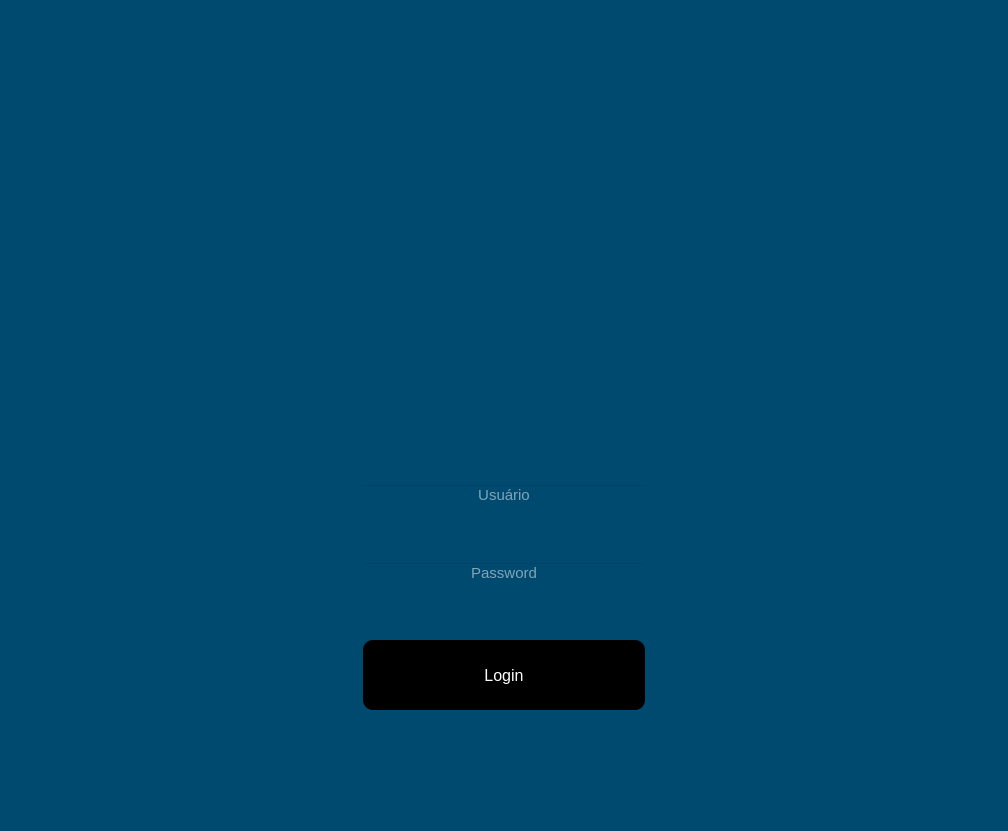
rafalemke/projetos-python, file projeto_01/login.ui: the form before one commit.
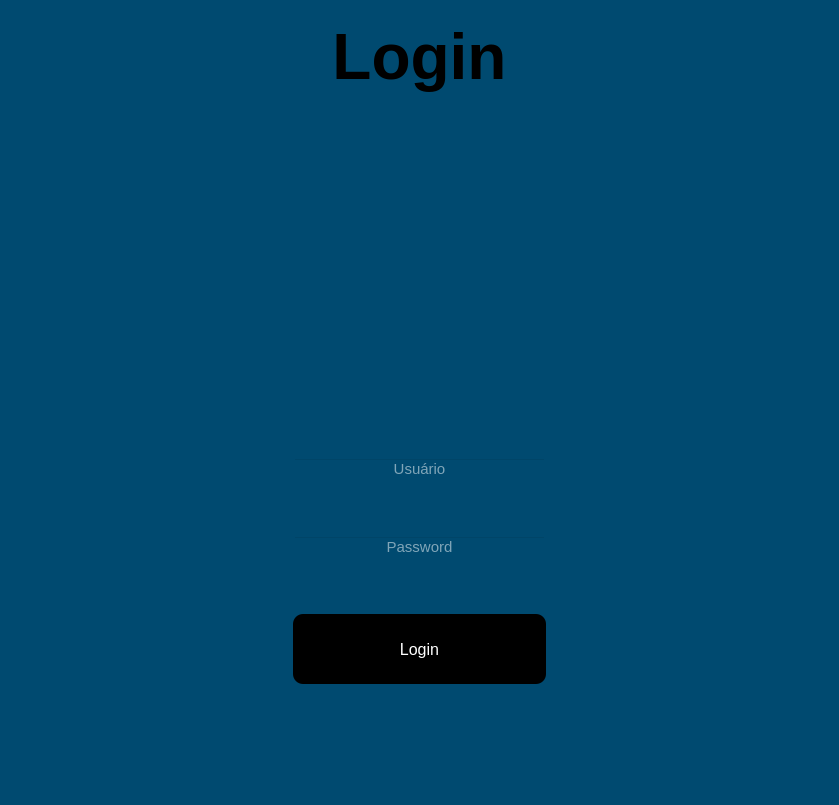
The form after the commit. Icons and pictures are not drawn.

Patch:
```diff
--- a/projeto_01/login.ui
+++ b/projeto_01/login.ui
@@ -6,19 +6,64 @@
    <rect>
     <x>0</x>
     <y>0</y>
-    <width>1008</width>
-    <height>831</height>
+    <width>839</width>
+    <height>805</height>
    </rect>
   </property>
+  <property name="sizePolicy">
+   <sizepolicy hsizetype="Preferred" vsizetype="Preferred">
+    <horstretch>0</horstretch>
+    <verstretch>0</verstretch>
+   </sizepolicy>
+  </property>
+  <property name="minimumSize">
+   <size>
+    <width>700</width>
+    <height>0</height>
+   </size>
+  </property>
   <property name="windowTitle">
    <string>Form</string>
   </property>
   <property name="styleSheet">
    <string notr="true">background-color: rgb(0, 74, 112);</string>
   </property>
-  <layout class="QHBoxLayout" name="horizontalLayout_2">
+  <layout class="QVBoxLayout" name="verticalLayout_2">
+   <item>
+    <layout class="QHBoxLayout" name="horizontalLayout">
+     <item>
+      <spacer name="horizontalSpacer_2">
+       <property name="orientation">
+        <enum>Qt::Horizontal</enum>
+       </property>
+       <property name="sizeHint" stdset="0">
+        <size>
+         <width>258</width>
+         <height>68</height>
+        </size>
+       </property>
+      </spacer>
+     </item>
    <item>
     <widget class="QFrame" name="frame">
+       <property name="sizePolicy">
+        <sizepolicy hsizetype="Preferred" vsizetype="Preferred">
+         <horstretch>0</horstretch>
+         <verstretch>0</verstretch>
+        </sizepolicy>
+       </property>
+       <property name="minimumSize">
+        <size>
+         <width>0</width>
+         <height>765</height>
+        </size>
+       </property>
+       <property name="maximumSize">
+        <size>
+         <width>302</width>
+         <height>900</height>
+        </size>
+       </property>
      <property name="font">
       <font>
        <pointsize>11</pointsize>
@@ -35,15 +80,36 @@
      <property name="frameShadow">
       <enum>QFrame::Raised</enum>
      </property>
-     <layout class="QVBoxLayout" name="verticalLayout_3">
-      <item>
        <layout class="QVBoxLayout" name="verticalLayout">
         <item>
-         <layout class="QHBoxLayout" name="horizontalLayout">
+         <spacer name="verticalSpacer_2">
+          <property name="orientation">
+           <enum>Qt::Vertical</enum>
+          </property>
+          <property name="sizeHint" stdset="0">
+           <size>
+            <width>20</width>
+            <height>40</height>
+           </size>
+          </property>
+         </spacer>
+        </item>
           <item>
-           <widget class="QLabel" name="label_3">
+         <widget class="QLabel" name="label_4">
+          <property name="sizePolicy">
+           <sizepolicy hsizetype="Preferred" vsizetype="Preferred">
+            <horstretch>0</horstretch>
+            <verstretch>0</verstretch>
+           </sizepolicy>
+          </property>
+          <property name="styleSheet">
+           <string notr="true"/>
+          </property>
             <property name="text">
-             <string/>
+           <string>&lt;html&gt;&lt;head/&gt;&lt;body&gt;&lt;p align=&quot;center&quot;&gt;&lt;span style=&quot; font-size:48pt; font-weight:600;&quot;&gt;Login&lt;/span&gt;&lt;/p&gt;&lt;/body&gt;&lt;/html&gt;</string>
+          </property>
+          <property name="alignment">
+           <set>Qt::AlignCenter</set>
             </property>
            </widget>
           </item>
@@ -57,13 +123,13 @@
             </property>
             <property name="minimumSize">
              <size>
-              <width>250</width>
+            <width>50</width>
               <height>300</height>
              </size>
             </property>
             <property name="maximumSize">
              <size>
-              <width>320</width>
+            <width>322</width>
               <height>200</height>
              </size>
             </property>
@@ -83,8 +149,7 @@
              <bool>true</bool>
             </property>
             <property name="styleSheet">
-             <string notr="true">padding-right:20px;
-padding-top:50px</string>
+           <string notr="true">padding-right:22px</string>
             </property>
             <property name="text">
              <string/>
@@ -95,25 +160,53 @@
             <property name="scaledContents">
              <bool>true</bool>
             </property>
+          <property name="alignment">
+           <set>Qt::AlignCenter</set>
+          </property>
             <property name="margin">
-             <number>-21</number>
+           <number>-14</number>
             </property>
             <property name="indent">
-             <number>0</number>
+           <number>5</number>
             </property>
            </widget>
           </item>
           <item>
-           <widget class="QLabel" name="label_2">
-            <property name="text">
-             <string/>
-            </property>
-           </widget>
-          </item>
-         </layout>
+         <spacer name="verticalSpacer">
+          <property name="orientation">
+           <enum>Qt::Vertical</enum>
+          </property>
+          <property name="sizeType">
+           <enum>QSizePolicy::Fixed</enum>
+          </property>
+          <property name="sizeHint" stdset="0">
+           <size>
+            <width>20</width>
+            <height>150</height>
+           </size>
+          </property>
+         </spacer>
         </item>
         <item>
          <widget class="QLineEdit" name="txt_user">
+          <property name="sizePolicy">
+           <sizepolicy hsizetype="MinimumExpanding" vsizetype="MinimumExpanding">
+            <horstretch>0</horstretch>
+            <verstretch>0</verstretch>
+           </sizepolicy>
+          </property>
+          <property name="minimumSize">
+           <size>
+            <width>0</width>
+            <height>0</height>
+           </size>
+          </property>
+          <property name="maximumSize">
+           <size>
+            <width>302</width>
+            <height>800</height>
+           </size>
+          </property>
           <property name="font">
            <font>
             <pointsize>11</pointsize>
@@ -132,6 +225,18 @@
         </item>
         <item>
          <widget class="QLineEdit" name="txt_password">
+          <property name="sizePolicy">
+           <sizepolicy hsizetype="MinimumExpanding" vsizetype="MinimumExpanding">
+            <horstretch>0</horstretch>
+            <verstretch>0</verstretch>
+           </sizepolicy>
+          </property>
+          <property name="minimumSize">
+           <size>
+            <width>0</width>
+            <height>0</height>
+           </size>
+          </property>
           <property name="font">
            <font>
             <pointsize>11</pointsize>
@@ -186,9 +291,22 @@
          </widget>
         </item>
        </layout>
-      </item>
-     </layout>
-    </widget>
+      </widget>
+     </item>
+     <item>
+      <spacer name="horizontalSpacer">
+       <property name="orientation">
+        <enum>Qt::Horizontal</enum>
+       </property>
+       <property name="sizeHint" stdset="0">
+        <size>
+         <width>248</width>
+         <height>98</height>
+        </size>
+       </property>
+      </spacer>
+     </item>
+    </layout>
    </item>
   </layout>
  </widget>
```
Lines whose indentation alone changed are shown as unchanged.
